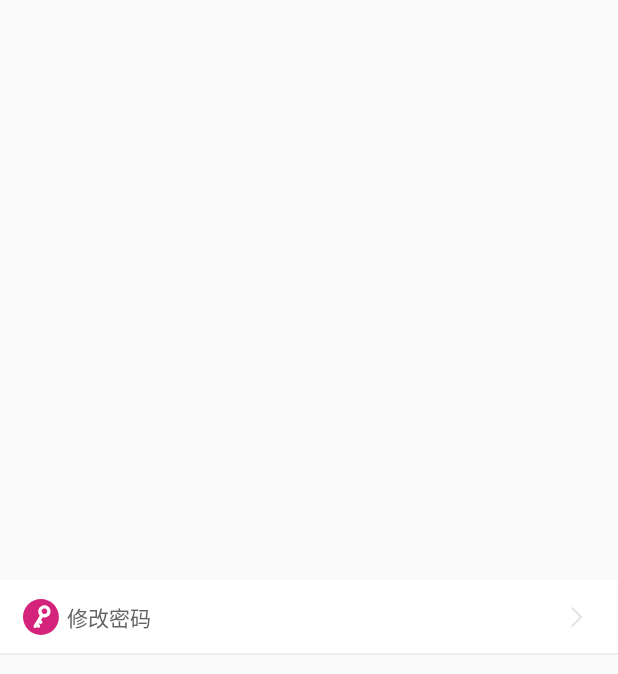
After one commit to 18810977393/teamwork, an Android app: the layout item_password_layout.xml on its own in the app's theme, with its tools: preview values and no code run, on a phone screen of 412 x 824 dp. The commit adds this screen. Shown: the top 674 px of the screen. Run offline under Robolectric (Android 15) with nearby library versions, the phone set to English and light mode, and no system bars.

Commit message:
个人中心布局文件的设计

```diff
--- a/app/src/main/res/layout/activity_mine_fragment.xml
+++ b/app/src/main/res/layout/activity_mine_fragment.xml
@@ -63,5 +63,10 @@
         </RelativeLayout>
 
     </RelativeLayout>
+    <include layout="@layout/item_nickname_layout"/>
+    <include layout="@layout/item_sex_layout"/>
+    <include layout="@layout/item_signname_layout" />
+    <include layout="@layout/item_password_layout" />
+    <include layout="@layout/item_versions_layout" />
 
 </LinearLayout>
--- /dev/null
+++ b/app/src/main/res/layout/item_password_layout.xml
@@ -0,0 +1,44 @@
+<?xml version="1.0" encoding="utf-8"?>
+<RelativeLayout xmlns:android="http://schemas.android.com/apk/res/android"
+    android:layout_width="match_parent"
+    android:layout_height="50dp"
+    android:layout_gravity="center_vertical"
+    android:id="@+id/pass"
+    android:background="@android:color/white">
+
+    <ImageView
+        android:id="@+id/left_icon"
+        android:layout_width="wrap_content"
+        android:layout_height="wrap_content"
+        android:layout_alignParentLeft="true"
+        android:layout_centerInParent="true"
+        android:layout_marginLeft="15dp"
+        android:background="@drawable/ic_pass" />
+
+    <TextView
+        android:id="@+id/left_title"
+        android:layout_width="wrap_content"
+        android:layout_height="wrap_content"
+        android:layout_centerInParent="true"
+        android:layout_marginLeft="5dp"
+        android:layout_toRightOf="@id/left_icon"
+        android:text="修改密码"
+        android:textColor="#636363" />
+
+    <ImageView
+        android:id="@+id/right_arrow"
+        android:layout_width="wrap_content"
+        android:layout_height="wrap_content"
+        android:layout_alignParentRight="true"
+        android:layout_centerInParent="true"
+        android:layout_marginRight="15dp"
+        android:background="@drawable/ic_right_arrow" />
+
+    <ImageView
+        android:id="@+id/bottom_line"
+        android:layout_width="match_parent"
+        android:layout_height="1dp"
+        android:layout_alignParentBottom="true"
+        android:background="#efeeee" />
+
+</RelativeLayout>
```
Also changed, not shown: app/src/main/res/layout/item_nickname_layout.xml (added, +53 -0 lines), app/src/main/res/layout/item_sex_layout.xml (added, +53 -0 lines), app/src/main/res/layout/item_signname_layout.xml (added, +53 -0 lines), app/src/main/res/layout/item_versions_layout.xml (added, +52 -0 lines).
